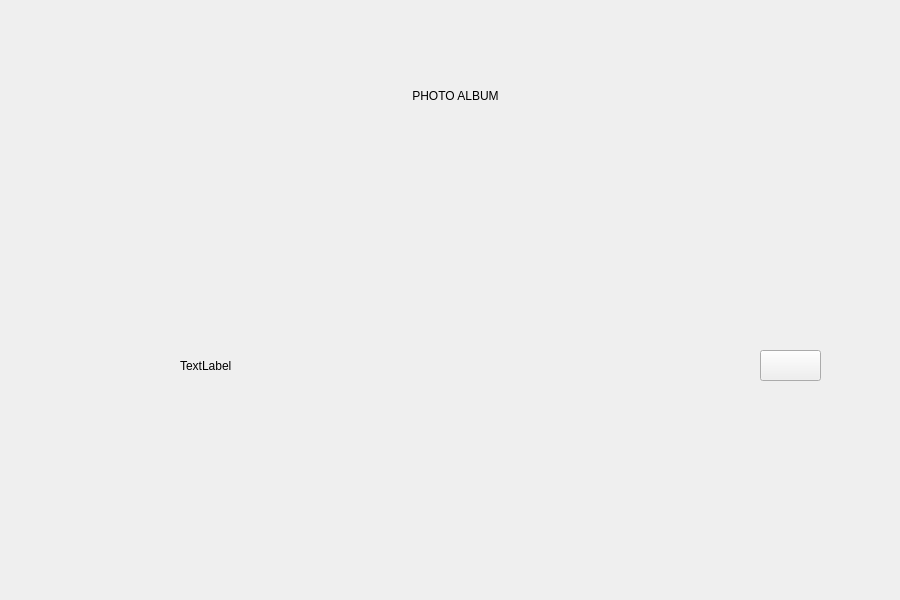
Above: PORT_MODE/fix.ui from SARS-CLASSIFY/qt_raspi before the change. Below: the same form after it.
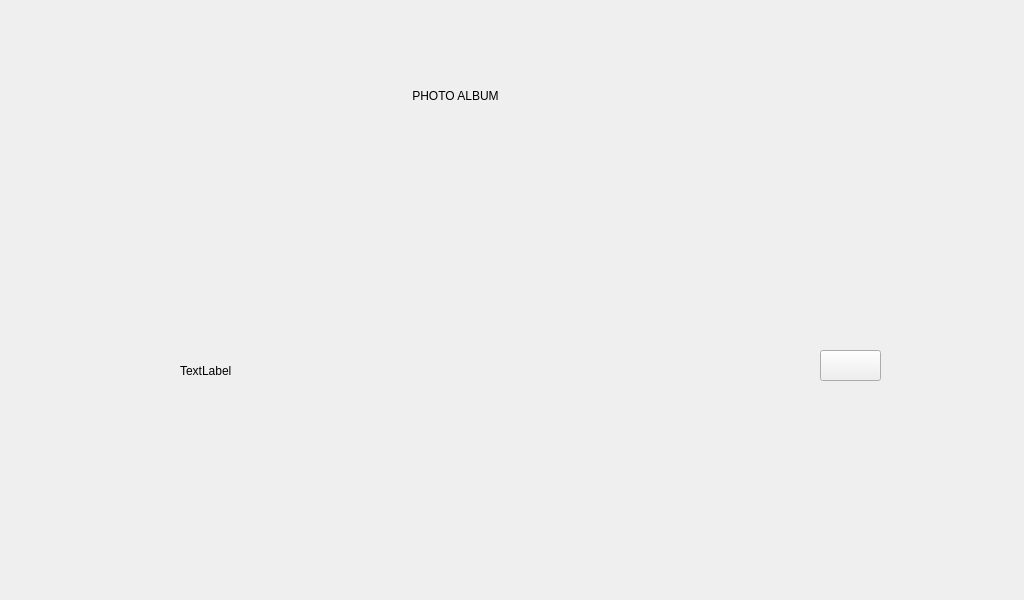
That is the form after the change.

Patch:
```diff
--- a/PORT_MODE/fix.ui
+++ b/PORT_MODE/fix.ui
@@ -6,7 +6,7 @@
    <rect>
     <x>0</x>
     <y>0</y>
-    <width>900</width>
+    <width>1024</width>
     <height>600</height>
    </rect>
   </property>
@@ -16,7 +16,7 @@
   <widget class="QPushButton" name="pushButton">
    <property name="geometry">
     <rect>
-     <x>760</x>
+     <x>820</x>
      <y>350</y>
      <width>61</width>
      <height>31</height>
@@ -72,8 +72,8 @@
     <rect>
      <x>180</x>
      <y>210</y>
-     <width>441</width>
-     <height>311</height>
+     <width>571</width>
+     <height>321</height>
     </rect>
    </property>
    <property name="acceptDrops">
```
